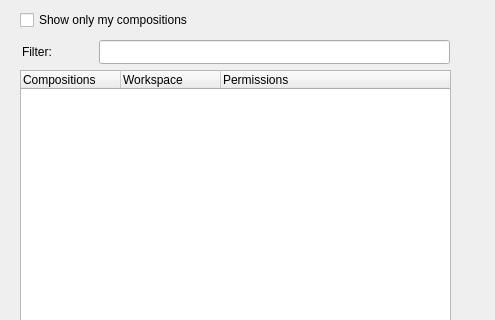
This is dlg_addMap.ui in LESPROJEKT/qgis-layman-plugin as Qt 5 draws it before an edit; both pictures show x 0 to 495 and y 0 to 320 of the 800 by 500 pixel window. The edited form follows.
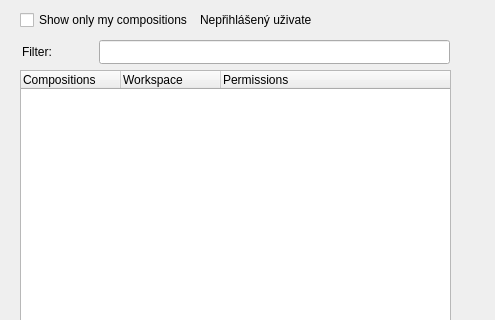
This is the edited form. Custom widgets are drawn as their Qt base class.

```diff
--- a/dlg_addMap.ui
+++ b/dlg_addMap.ui
@@ -259,6 +259,19 @@
     <string>Filter:</string>
    </property>
   </widget>
+  <widget class="QLabel" name="label_noUser">
+   <property name="geometry">
+    <rect>
+     <x>200</x>
+     <y>12</y>
+     <width>111</width>
+     <height>16</height>
+    </rect>
+   </property>
+   <property name="text">
+    <string>Nepřihlášený uživatel</string>
+   </property>
+  </widget>
  </widget>
  <customwidgets>
   <customwidget>
```
